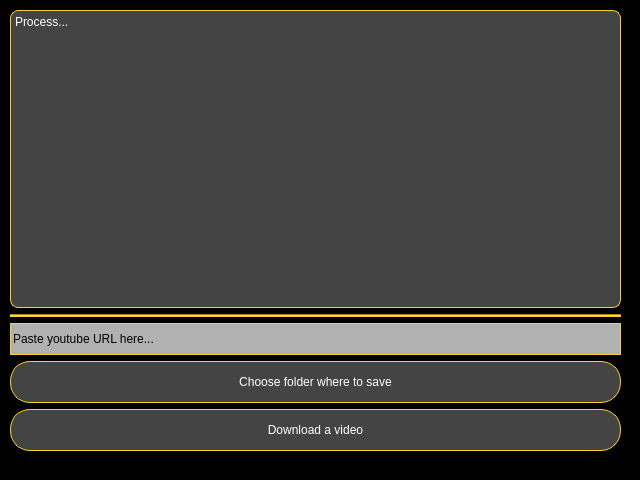
The window that YTWindow.ui (T-Damer/py-qt-youtube-downloader) describes before a commit, drawn with Qt 5.
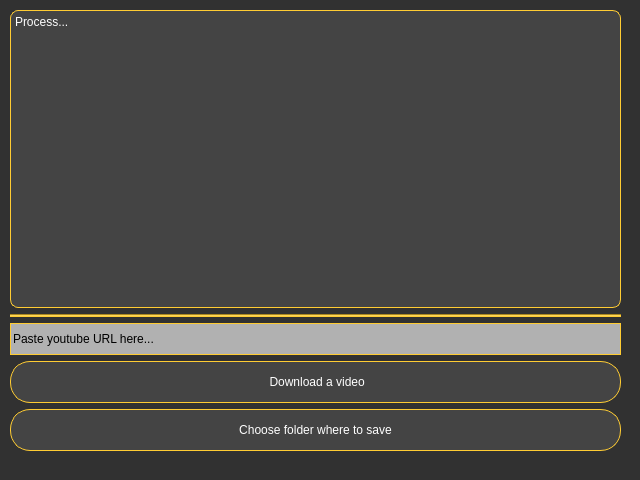
The same window after the commit. Icons and pictures are not drawn.

Diff of the .ui file:
```diff
--- a/YTWindow.ui
+++ b/YTWindow.ui
@@ -26,7 +26,7 @@
    <string>MainWindow</string>
   </property>
   <property name="styleSheet">
-   <string notr="true">background-color: rgb(0, 0, 0);</string>
+   <string notr="true">background-color: rgb(49, 49, 49);</string>
   </property>
   <widget class="QWidget" name="centralwidget">
    <property name="minimumSize">
@@ -146,7 +146,7 @@
         <locale language="English" country="UnitedStates"/>
        </property>
        <property name="text">
-        <string>Choose folder where to save</string>
+        <string> Download a video</string>
        </property>
       </widget>
      </item>
@@ -191,7 +191,7 @@
         <locale language="English" country="UnitedStates"/>
        </property>
        <property name="text">
-        <string>Download a video</string>
+        <string>Choose folder where to save</string>
        </property>
       </widget>
      </item>
```
Left out of the diff: 4 changed lines with no effect on the pictures.
